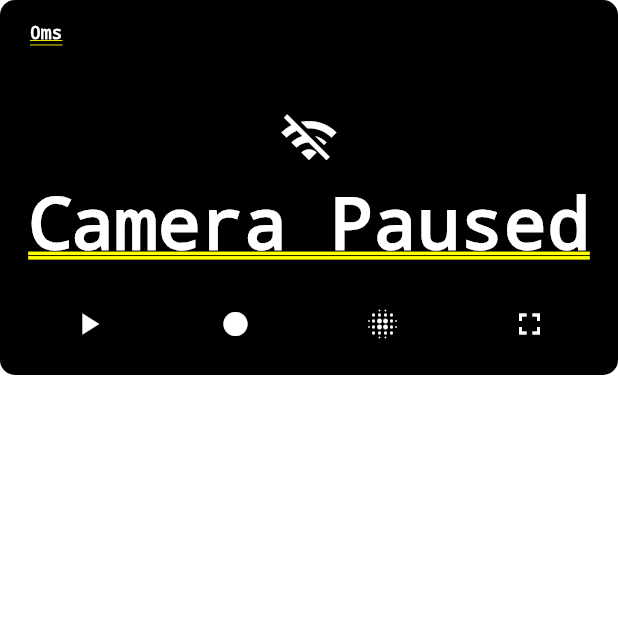
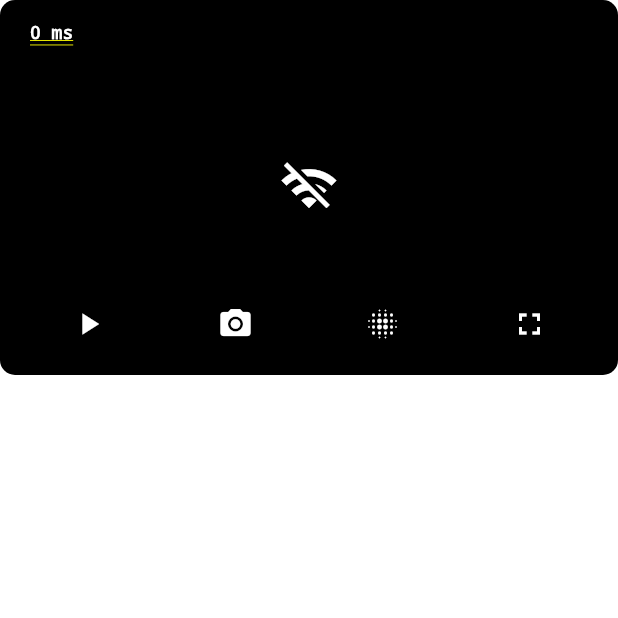
Before and after one commit to SinOfGuardian/pigpen_iot, a Flutter app: the CameraStreamWidget screen opened directly, after a tap on the "pause" icon, on a phone screen of 412 x 824 dp, the top half of it. Run offline on Flutter 3.47's test engine with Material 3 defaults, Android fonts, the phone set to English and light mode, and no system bars; our stand-ins replace awesome_dialog, cached_network_image, cloud_firestore, entry, eva_icons_flutter, firebase_auth and 20 more; missing offline and left inert: blobs, mjpeg_stream; accounts and stored records are empty; generated files the repository leaves out were written again.

Commit message:
Done Camera Snapshot

```diff
--- a/lib/apps/home/userdevices/dashboard/camera_stream_widget.dart
+++ b/lib/apps/home/userdevices/dashboard/camera_stream_widget.dart
@@ -4,26 +4,20 @@ import 'package:flutter/material.dart';
 import 'package:flutter/services.dart';
 import 'package:flutter_riverpod/flutter_riverpod.dart';
 import 'package:mjpeg_stream/mjpeg_stream.dart';
-import 'package:pigpen_iot/apps/home/userdevices/dashboard/mjpeg_recorder_service.dart';
+
+import 'package:pigpen_iot/apps/home/userdevices/dashboard/snapshot_service.dart';
 
 final _cameraPlayingProvider = StateProvider<bool>((ref) => true);
 final _cameraBlurredProvider = StateProvider<bool>((ref) => false);
 final _latencyProvider = StateProvider<int>((ref) => 0);
-final _isRecordingProvider = StateProvider<bool>((ref) => false);
-final _recordingTimeProvider = StateProvider<Duration>((ref) => Duration.zero);
 final _streamErrorProvider = StateProvider<bool>((ref) => false);
 
 class CameraStreamWidget extends ConsumerStatefulWidget {
   final String streamUrl;
-  final double height;
-  final BoxFit fit;
+  final String snapshotUrl;
 
-  const CameraStreamWidget({
-    super.key,
-    required this.streamUrl,
-    this.height = 250.0,
-    this.fit = BoxFit.cover,
-  });
+  const CameraStreamWidget(
+      {super.key, required this.streamUrl, required this.snapshotUrl});
 
   @override
   ConsumerState<CameraStreamWidget> createState() => _CameraStreamWidgetState();
@@ -31,44 +25,33 @@ class CameraStreamWidget extends ConsumerStatefulWidget {
 
 class _CameraStreamWidgetState extends ConsumerState<CameraStreamWidget> {
   bool _showControls = true;
-  late Timer _latencyTimer;
+  bool _isUploading = false;
+  bool _showFlash = false;
+  Timer? _latencyTimer;
   late Stopwatch _pingStopwatch;
-
-  late Timer? _recordingTimer;
   int _failedAttempts = 0;
   final int _maxFailures = 3;
-
-  late MJPEGRecorderService recorder;
 
   @override
   void initState() {
     super.initState();
-    _startLatencyCheck();
-    _startRecordingTimer();
+    _startLatencyCheck(widget.streamUrl);
+  }
 
-    // Setup latency timer (ping every 5s)
+  @override
+  void dispose() {
+    _latencyTimer?.cancel();
+    super.dispose();
+  }
+
+  void _startLatencyCheck(String url) {
+    _latencyTimer?.cancel(); // cancel any existing timer
     _pingStopwatch = Stopwatch();
     _latencyTimer = Timer.periodic(const Duration(seconds: 5), (_) async {
       try {
         _pingStopwatch.reset();
         _pingStopwatch.start();
-        await NetworkAssetBundle(Uri.parse(widget.streamUrl)).load("");
-        _pingStopwatch.stop();
-        ref.read(_latencyProvider.notifier).state =
-            _pingStopwatch.elapsedMilliseconds;
-      } catch (_) {
-        ref.read(_latencyProvider.notifier).state = -1;
-      }
-    });
-  }
-
-  void _startLatencyCheck() {
-    _pingStopwatch = Stopwatch();
-    _latencyTimer = Timer.periodic(const Duration(seconds: 5), (_) async {
-      try {
-        _pingStopwatch.reset();
-        _pingStopwatch.start();
-        await NetworkAssetBundle(Uri.parse(widget.streamUrl)).load("");
+        await NetworkAssetBundle(Uri.parse(url)).load("");
         _pingStopwatch.stop();
 
         ref.read(_latencyProvider.notifier).state =
@@ -84,52 +67,66 @@ class _CameraStreamWidgetState extends ConsumerState<CameraStreamWidget> {
     });
   }
 
-  void _startRecordingTimer() {
-    _recordingTimer = Timer.periodic(const Duration(seconds: 1), (_) {
-      final isRecording = ref.read(_isRecordingProvider);
-      if (isRecording) {
-        ref.read(_recordingTimeProvider.notifier).state +=
-            const Duration(seconds: 1);
-      } else {
-        ref.read(_recordingTimeProvider.notifier).state = Duration.zero;
-      }
-    });
+  Future<void> _refreshStream() async {
+    _startLatencyCheck(widget.streamUrl);
+    ref.read(_streamErrorProvider.notifier).state = false;
+    ref.read(_cameraPlayingProvider.notifier).state = true;
+    ref.read(_cameraBlurredProvider.notifier).state = false;
+
+    // simulate refresh time
+    await Future.delayed(const Duration(milliseconds: 500));
   }
 
-  @override
-  void dispose() {
-    _latencyTimer.cancel();
-    _recordingTimer?.cancel();
-    super.dispose();
+  Future<void> _takeSnapshot(String snapshotUrl) async {
+    setState(() {
+      _isUploading = true;
+      _showFlash = true;
+    });
+
+    Future.delayed(const Duration(milliseconds: 300), () {
+      setState(() => _showFlash = false);
+    });
+
+    try {
+      await SnapshotService.takeSnapshotAndUpload(
+        snapshotUrl: widget.snapshotUrl,
+        // deviceId: 'optional-if-you-want-folder-separation'
+      );
+
+      if (mounted) {
+        ScaffoldMessenger.of(context).showSnackBar(
+          const SnackBar(content: Text('Snapshot uploaded to Firebase')),
+        );
+      }
+    } catch (e) {
+      if (mounted) {
+        ScaffoldMessenger.of(context).showSnackBar(
+          SnackBar(content: Text('Snapshot failed: $e')),
+        );
+      }
     }
 
-  void _toggleControls() {
-    setState(() => _showControls = !_showControls);
+    setState(() => _isUploading = false);
   }
 
   @override
   Widget build(BuildContext context) {
+    final url = widget.streamUrl;
+
     final isPlaying = ref.watch(_cameraPlayingProvider);
     final isBlurred = ref.watch(_cameraBlurredProvider);
     final latency = ref.watch(_latencyProvider);
 
-    return Column(
+    return RefreshIndicator(
+      onRefresh: _refreshStream,
+      child: SingleChildScrollView(
+        physics: const AlwaysScrollableScrollPhysics(),
+        child: Column(
           children: [
             GestureDetector(
               onTap: _toggleControls,
               child: Stack(
                 children: [
-              if (ref.watch(_isRecordingProvider))
-                Padding(
-                  padding: const EdgeInsets.only(top: 8),
-                  child: Text(
-                    _formatDuration(ref.watch(_recordingTimeProvider)),
-                    style: const TextStyle(
-                        color: Colors.redAccent, fontWeight: FontWeight.bold),
-                  ),
-                ),
-
-              // 🔍 Zoom & Pan
                   ClipRRect(
                     borderRadius: BorderRadius.circular(10),
                     child: InteractiveViewer(
@@ -137,41 +134,28 @@ class _CameraStreamWidgetState extends ConsumerState<CameraStreamWidget> {
                       scaleEnabled: true,
                       minScale: 1,
                       maxScale: 4,
-                  child: AnimatedSwitcher(
-                    duration: const Duration(milliseconds: 300),
                       child: isPlaying && !ref.watch(_streamErrorProvider)
                           ? MJPEGStreamScreen(
-                            streamUrl: widget.streamUrl,
+                              streamUrl: url,
                               width: double.infinity,
-                            height: widget.height,
-                            fit: widget.fit,
+                              height: 250,
+                              fit: BoxFit.cover,
                               showLiveIcon: true,
                             )
                           : Container(
-                            height: widget.height,
+                              height: 250,
                               width: double.infinity,
                               color: Colors.black,
                               alignment: Alignment.center,
-                            child: Column(
-                              mainAxisAlignment: MainAxisAlignment.center,
-                              children: [
-                                const Icon(Icons.wifi_off,
+                              child: const Icon(Icons.wifi_off,
                                   color: Colors.white, size: 40),
-                                const SizedBox(height: 8),
-                                Text(
-                                  ref.watch(_streamErrorProvider)
-                                      ? 'Connection Lost. Reconnecting...'
-                                      : 'Camera Paused',
-                                  style: const TextStyle(color: Colors.white),
-                                ),
-                              ],
                             ),
                     ),
                   ),
+                  if (_showFlash)
+                    Positioned.fill(
+                      child: Container(color: Colors.white.withOpacity(0.5)),
                     ),
-              ),
-
-              // 🌫️ Blur Effect
                   if (isBlurred)
                     Positioned.fill(
                       child: BackdropFilter(
@@ -179,84 +163,74 @@ class _CameraStreamWidgetState extends ConsumerState<CameraStreamWidget> {
                         child: Container(color: Colors.black.withOpacity(0.1)),
                       ),
                     ),
-
-              // 🕹️ Custom Overlay Controls
                   if (_showControls)
                     Positioned(
                       bottom: 10,
+                      left: 10,
                       right: 10,
-                  left: 10,
                       child: Row(
                         mainAxisAlignment: MainAxisAlignment.spaceAround,
                         children: [
                           IconButton(
-                        icon: Icon(isPlaying ? Icons.pause : Icons.play_arrow),
+                            icon: Icon(
+                                isPlaying ? Icons.pause : Icons.play_arrow),
                             color: Colors.white,
-                        onPressed: () {
-                          ref.read(_cameraPlayingProvider.notifier).state =
-                              !isPlaying;
-                        },
+                            onPressed: () => ref
+                                .read(_cameraPlayingProvider.notifier)
+                                .state = !isPlaying,
                           ),
                           IconButton(
-                        icon: Icon(ref.watch(_isRecordingProvider)
-                            ? Icons.stop
-                            : Icons.fiber_manual_record),
-                        color: ref.watch(_isRecordingProvider)
-                            ? Colors.red
-                            : Colors.white,
-                        onPressed: () {
-                          final recording = ref.read(_isRecordingProvider);
-                          ref.read(_isRecordingProvider.notifier).state =
-                              !recording;
-                          if (!recording) {
-                            // Start
-                            ref.read(_recordingTimeProvider.notifier).state =
-                                Duration.zero;
-                          }
-                        },
+                            icon: const Icon(Icons.camera_alt),
+                            color: Colors.white,
+                            onPressed:
+                                _isUploading ? null : () => _takeSnapshot(url),
                           ),
                           IconButton(
-                        icon: Icon(isBlurred ? Icons.blur_off : Icons.blur_on),
+                            icon: Icon(
+                                isBlurred ? Icons.blur_off : Icons.blur_on),
                             color: Colors.white,
-                        onPressed: () {
-                          ref.read(_cameraBlurredProvider.notifier).state =
-                              !isBlurred;
-                        },
+                            onPressed: () => ref
+                                .read(_cameraBlurredProvider.notifier)
+                                .state = !isBlurred,
                           ),
                           IconButton(
                             icon: const Icon(Icons.fullscreen),
                             color: Colors.white,
-                        onPressed: () => _openFullscreen(context),
+                            onPressed: () => _openFullscreen(context, url),
                           ),
                         ],
                       ),
                     ),
-
-              // ⏱️ Latency Display
                   Positioned(
                     top: 10,
                     left: 10,
                     child: Container(
-                  padding:
-                      const EdgeInsets.symmetric(horizontal: 10, vertical: 5),
+                      padding: const EdgeInsets.symmetric(
+                          horizontal: 10, vertical: 5),
                       decoration: BoxDecoration(
                         color: Colors.black87,
                         borderRadius: BorderRadius.circular(20),
                       ),
                       child: Text(
-                    latency == -1 ? "No Signal" : "${latency}ms",
-                    style: const TextStyle(color: Colors.white, fontSize: 12),
+                        latency == -1 ? "No Signal" : "$latency ms",
+                        style:
+                            const TextStyle(color: Colors.white, fontSize: 12),
                       ),
                     ),
                   ),
                 ],
               ),
             ),
+            const SizedBox(height: 400), // padding for pull-to-refresh
           ],
+        ),
+      ),
     );
   }
 
-  void _openFullscreen(BuildContext context) {
+  void _toggleControls() => setState(() => _showControls = !_showControls);
+
+  void _openFullscreen(BuildContext context, String streamUrl) {
     Navigator.push(
       context,
       MaterialPageRoute(
@@ -266,7 +240,7 @@ class _CameraStreamWidgetState extends ConsumerState<CameraStreamWidget> {
             onTap: () => Navigator.pop(context),
             child: Center(
               child: MJPEGStreamScreen(
-                streamUrl: widget.streamUrl,
+                streamUrl: streamUrl,
                 width: double.infinity,
                 height: double.infinity,
                 fit: BoxFit.contain,
@@ -278,9 +252,4 @@ class _CameraStreamWidgetState extends ConsumerState<CameraStreamWidget> {
       ),
     );
   }
-
-  String _formatDuration(Duration duration) {
-    String twoDigits(int n) => n.toString().padLeft(2, '0');
-    return '${twoDigits(duration.inMinutes)}:${twoDigits(duration.inSeconds.remainder(60))}';
 }
-}
--- a/lib/apps/home/userdevices/dashboard/mjpeg_recorder_service.dart
+++ /dev/null
@@ -1,60 +0,0 @@
-import 'dart:typed_data';
-import 'package:firebase_storage/firebase_storage.dart';
-import 'package:http/http.dart' as http;
-
-class MJPEGRecorderService {
-  final String sessionId;
-  final String streamUrl;
-  final Duration interval;
-  bool _isRecording = false;
-  int _frameCount = 0;
-
-  MJPEGRecorderService({
-    required this.sessionId,
-    required this.streamUrl,
-    this.interval = const Duration(seconds: 1),
-  });
-
-  Future<void> startRecording() async {
-    _isRecording = true;
-    _frameCount = 0;
-
-    while (_isRecording) {
-      try {
-        final response = await http.get(Uri.parse(streamUrl));
-        if (response.statusCode == 200) {
-          final bytes = response.bodyBytes;
-          await _uploadFrame(bytes);
-          _frameCount++;
-        }
-      } catch (e) {
-        print("Frame capture error: $e");
-      }
-
-      await Future.delayed(interval);
-    }
-
-    await _uploadDoneMarker();
-  }
-
-  void stopRecording() {
-    _isRecording = false;
-  }
-
-  Future<void> _uploadFrame(Uint8List bytes) async {
-    final paddedNumber = _frameCount.toString().padLeft(3, '0');
-    final fileName = 'photo_$paddedNumber.jpg';
-
-    final storageRef =
-        FirebaseStorage.instance.ref().child('recordings/$sessionId/$fileName');
-
-    await storageRef.putData(
-        bytes, SettableMetadata(contentType: 'image/jpeg'));
-  }
-
-  Future<void> _uploadDoneMarker() async {
-    final ref =
-        FirebaseStorage.instance.ref().child('recordings/$sessionId/done.txt');
-    await ref.putString('');
-  }
-}
```
Also changed, not shown: lib/apps/home/userdevices/dashboard/dashboard_screen.dart (+2 -7 lines), lib/apps/home/userdevices/dashboard/snapshot_service.dart (added, +42 -0 lines), 4 other files. Lines whose indentation alone changed are shown as unchanged.
